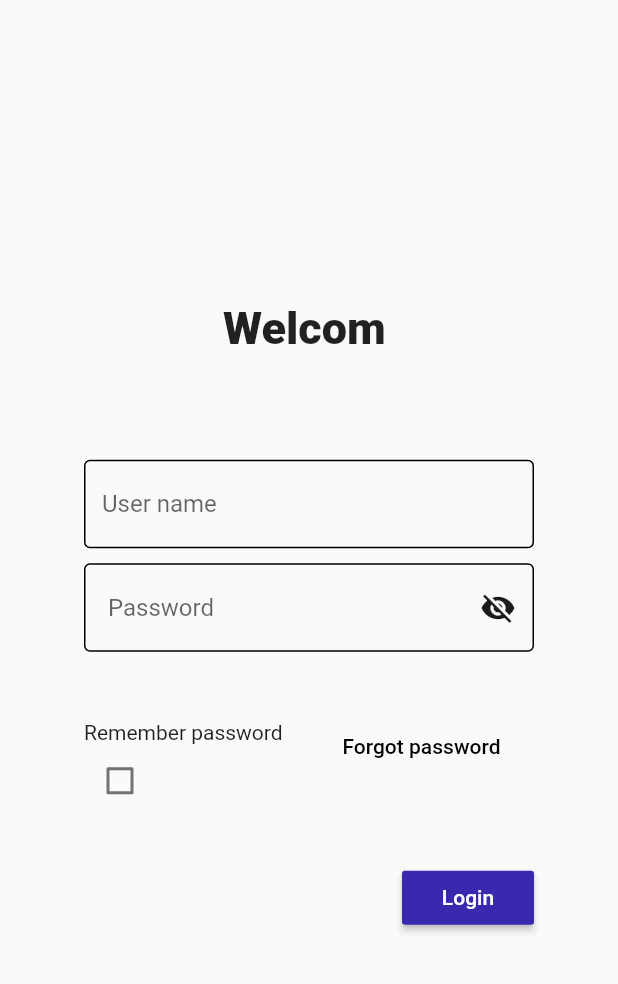
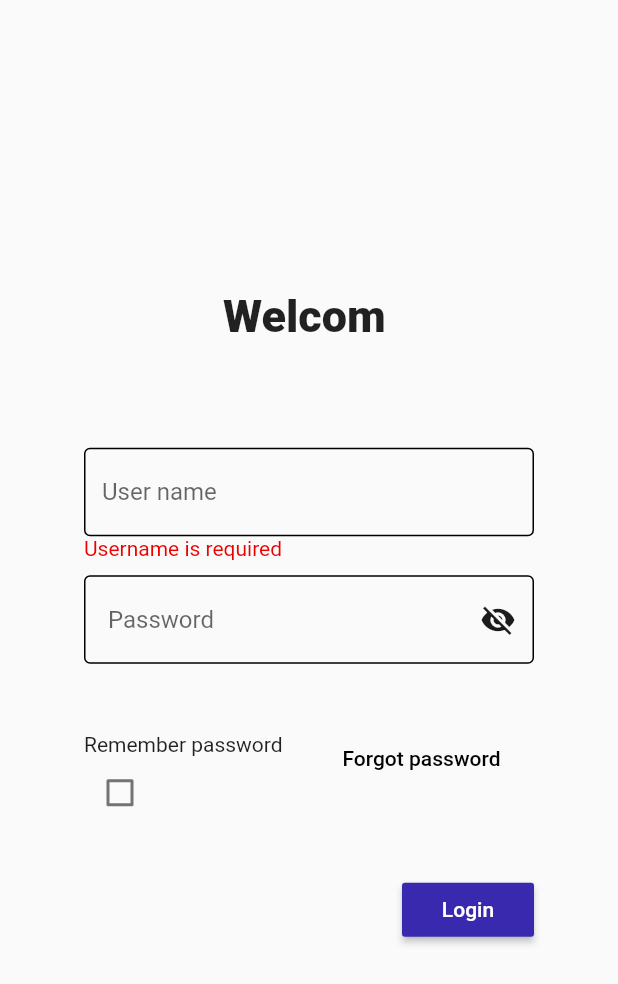
Before and after one commit to Isaiahcodes-3321/Flutter_Form_Validation, a Flutter app: the screen it shows after launch, after a tap on "Login", on a phone screen of 412 x 824 dp. Shown: the top 984 px of the screen. Run offline on Flutter 3.47's test engine with Material 2 defaults, Android fonts, the light colour scheme and no system bars.

Commit message:
Second commit with full code made some ajustment

```diff
--- a/lib/main.dart
+++ b/lib/main.dart
@@ -13,9 +13,15 @@ class MyApp extends StatefulWidget {
 
 class _MyAppState extends State<MyApp> {
   bool passwordchk = true;
+  // get the name of user
   String name = '';
+  // send message username is required
+  String rQuiredusername = '';
+  // to check if password Textfield is empty and username
   var passwordEmpty = TextEditingController();
-  var eRROMessage = '';
+  var username = TextEditingController();
+  // i used the static to gain acces on dailog class
+  static var eRROMessage = '';
   @override
   Widget build(BuildContext context) {
     return MaterialApp(
@@ -42,7 +48,9 @@ class _MyAppState extends State<MyApp> {
                   ],
                 ),
               ),
-              SizedBox(height: 70,),
+              SizedBox(
+                height: 70,
+              ),
               Align(
                 alignment: Alignment.center,
                 child: SizedBox(
@@ -50,6 +58,7 @@ class _MyAppState extends State<MyApp> {
                   child: Column(
                     children: [
                       TextField(
+                        controller: username,
                         decoration: const InputDecoration(
                             enabledBorder: OutlineInputBorder(
                                 borderSide: BorderSide(color: Colors.black)),
@@ -59,25 +68,41 @@ class _MyAppState extends State<MyApp> {
                         onChanged: (value) {
                           setState(() {
                             name = value;
+                            rQuiredusername = '';
                           });
                         },
                       ),
+                       Align(
+                          alignment: Alignment.centerLeft,
+                          // ignore: unnecessary_string_interpolations
+                          child: Text(
+                            rQuiredusername,
+                            style: TextStyle(
+                                color: Color.fromARGB(255, 236, 0, 0)),
+                          )),
                       const SizedBox(
                         height: 10,
                       ),
                       TextField(
                         obscureText: passwordchk,
+                        onChanged: (value) {
+                          setState(() {
+                            eRROMessage = '';
+                          });
+                        },
                         decoration: InputDecoration(
                           enabledBorder: const OutlineInputBorder(
                               borderSide: BorderSide(color: Colors.black)),
                           focusedBorder: const OutlineInputBorder(
                               borderSide: BorderSide(color: Colors.black)),
                           hintText: ' Password',
+                          // icons to set the visibilityof password seen and unseen
                           suffixIcon: IconButton(
                             icon: passwordchk
                                 ? const Icon(Icons.visibility_off)
                                 : const Icon(Icons.visibility),
                             color: const Color.fromARGB(255, 28, 27, 27),
+
                             onPressed: () {
                               setState(() {
                                 passwordchk = !passwordchk;
@@ -85,36 +110,53 @@ class _MyAppState extends State<MyApp> {
                             },
                           ),
                         ),
+                        // to control and see if input field is empty i used the controller: properties,
                         controller: passwordEmpty,
                       ),
                       Align(
                           alignment: Alignment.centerLeft,
                           // ignore: unnecessary_string_interpolations
-                        child: Text( eRROMessage,
-                        style:  TextStyle(
-                          color: Color.fromARGB(255, 236, 0, 0)),)),
+                          child: Text(
+                            eRROMessage,
+                            style: TextStyle(
+                                color: Color.fromARGB(255, 236, 0, 0)),
+                          )),
                       // this is to show dialog message
                       Container(
                         child: DialogExample(),
                       ),
-                      const SizedBox(height: 30,),
+                      const SizedBox(
+                        height: 30,
+                      ),
                       Align(
                         alignment: Alignment.centerRight,
                         child: Column(
                           children: [
-                            MaterialButton(onPressed: (){
+                            MaterialButton(
+                              // checking for form input conditions if they are ment
+                              onPressed: () {
+                                setState(() {
+                                  // checking password erro message if condition is not ment
                                   var messageText = passwordEmpty.text;
+                                  // checking username input erro message if condition is not ment
+                                  var messageTextUsername = username.text;
                                   var passwordLength = passwordEmpty.text.length;
-                              if( messageText.isEmpty){
+                                  if (messageTextUsername.isEmpty) {
+                                    rQuiredusername = 'Username is required';
+                                  } else if (messageText.isEmpty) {
                                     eRROMessage = 'Password is required';
-                              }else if( passwordLength < 5){
-                                 eRROMessage = 'Password must exceed 4 Numbers';
+                                  } else if (passwordLength < 4) {
+                                    eRROMessage =
+                                        'Password must exceed 4 Numbers';
                                   }
+                                });
                               },
                               color: const Color.fromARGB(255, 57, 41, 175),
-                             child: const Text('Login',style:
-                             TextStyle(color:
-                             Color.fromARGB(255, 255, 255, 255))),),
+                              child: const Text('Login',
+                                  style: TextStyle(
+                                      color:
+                                          Color.fromARGB(255, 255, 255, 255))),
+                            ),
                           ],
                         ),
                       )
@@ -130,6 +172,8 @@ class _MyAppState extends State<MyApp> {
   }
 }
 
+
+// My dialog box class
 class DialogExample extends StatefulWidget {
   DialogExample({super.key});
 
@@ -138,8 +182,7 @@ class DialogExample extends StatefulWidget {
 }
 
 class _DialogExampleState extends State<DialogExample> {
-  var resetpassword = Random().nextInt(5000);
-
+  int? resetpassword = Random().nextInt(5000);
   bool chkbox = false;
 
   @override
@@ -160,6 +203,7 @@ class _DialogExampleState extends State<DialogExample> {
                 checkColor: Colors.white,
                 activeColor: Color.fromARGB(255, 8, 0, 250),
                 value: chkbox,
+                // set the value of Checkbox to false when the app is been launch
                 onChanged: (bool? value) {
                   setState(() {
                     chkbox = value!;
@@ -174,7 +218,9 @@ class _DialogExampleState extends State<DialogExample> {
           child: TextButton(
             onPressed: () => showDialog<String>(
               context: context,
+              barrierColor: Color.fromARGB(38, 106, 106, 210),
               builder: (BuildContext context) => Dialog(
+                backgroundColor: Color.fromARGB(255, 255, 255, 255),
                 child: Padding(
                   padding: const EdgeInsets.all(8.0),
                   child: Column(
@@ -183,25 +229,35 @@ class _DialogExampleState extends State<DialogExample> {
                     children: <Widget>[
                       const Text('New password\n'),
                       Text('$resetpassword',
-                      style: const TextStyle(fontWeight: FontWeight.bold)
-                      ),
+                          style: const TextStyle(fontWeight: FontWeight.bold)),
                       const SizedBox(height: 15),
                       TextButton(
                         onPressed: () {
                           Navigator.pop(context);
                         },
-                        child: const Text('Okey',
-                            style: TextStyle(
-                              color: Colors.black,
-                              fontWeight: FontWeight.w400)),
+                        child: TextButton(
+                          // this pop out the dialogbox out when okey is click
+                          onPressed: () {
+                            setState(() {
+                              Navigator.of(context).pop();
+                              // set the erro message to password input
+                              // and alse change the random initial value
+                              _MyAppState.eRROMessage = '';
+                              resetpassword = Random().nextInt(5000);
+                            });
+                          },
+                          child: Text('Okey'),
+                        ),
                       ),
                     ],
                   ),
                 ),
               ),
             ),
-            child: const Text('Forgot password',
-            style: TextStyle(color: Colors.black)),
+            child: const Text(
+              'Forgot password',
+              style: TextStyle(color: Colors.black),
+            ),
           ),
         ),
       ],
```
Lines whose indentation alone changed are shown as unchanged.
